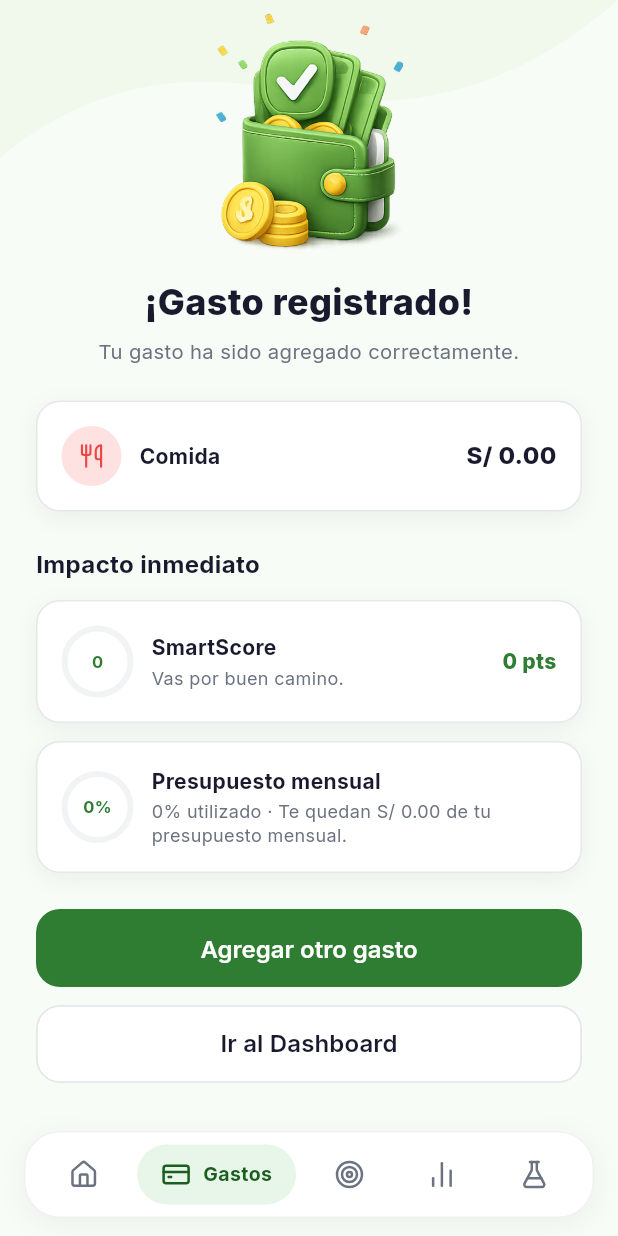
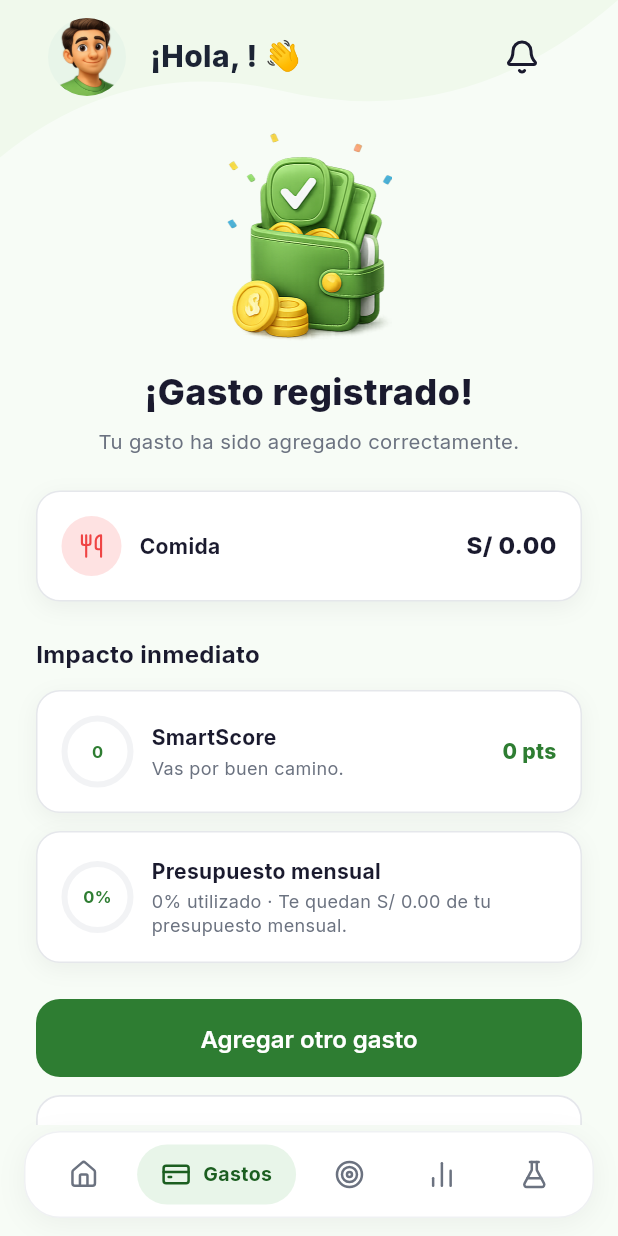
Before and after one commit to RobertoC1006/SmartBudget_Dise-odeproductosyservicios, a Flutter app: the ExpenseSuccessScreen screen opened directly with empty values, on a phone screen of 412 x 824 dp. Run offline on Flutter 3.47's test engine with Material 3 defaults, Android fonts, the phone set to English and light mode, and no system bars; drawn by our look-alikes of flutter_animate; our stand-ins replace confetti, dio, fl_chart, go_router, google_fonts, image_picker and 2 more; accounts and stored records are empty; network calls fail.

Commit message:
Rediseño pantalla de éxito

```diff
--- a/smartbudget_flutter/lib/presentation/screens/expenses/expense_success_screen.dart
+++ b/smartbudget_flutter/lib/presentation/screens/expenses/expense_success_screen.dart
@@ -14,6 +14,7 @@ import '../../../core/theme/app_text_styles.dart';
 import '../../../data/models/expense_model.dart';
 import '../../../data/providers/budget_provider.dart';
 import '../../../data/services/expense_service.dart';
+import '../../widgets/app_header.dart';
 import '../../widgets/category_icon.dart';
 import '../../widgets/bottom_nav_bar.dart';
 import '../../widgets/header_background_painter.dart';
@@ -159,31 +160,47 @@ class _ExpenseSuccessScreenState extends State<ExpenseSuccessScreen> {
               const Positioned.fill(
                 child: CustomPaint(painter: HeaderBackgroundPainter()),
               ),
-              SingleChildScrollView(
+              // El contenido ocupa como mínimo todo el alto disponible:
+              // el Spacer previo a los CTA absorbe el sobrante, de modo
+              // que los botones quedan anclados a 20px del bottom nav.
+              LayoutBuilder(
+                builder: (context, viewport) {
+                  return SingleChildScrollView(
+                    child: ConstrainedBox(
+                      constraints: BoxConstraints(
+                        minHeight: viewport.maxHeight,
+                      ),
+                      child: IntrinsicHeight(
+                        child: Padding(
                           padding: const EdgeInsets.fromLTRB(
                             AppSpacing.lg,
-                  AppSpacing.sm,
+                            0,
                             AppSpacing.lg,
                             20,
                           ),
                           child: Column(
                             crossAxisAlignment: CrossAxisAlignment.stretch,
                             children: [
+                              const AppHeader(),
+
+                              const SizedBox(height: AppSpacing.sm),
+
                               Center(
                                 child:
                                     Image.asset(
                                           'assets/images/gasto_registrado.png',
-                                width: 170,
-                                height: 160,
+                                          width: 150,
+                                          height: 140,
                                           fit: BoxFit.contain,
-                                errorBuilder: (context, error, stackTrace) {
+                                          errorBuilder:
+                                              (context, error, stackTrace) {
                                             return const SizedBox(
-                                    width: 170,
-                                    height: 160,
+                                              width: 150,
+                                              height: 140,
                                               child: Icon(
                                                 LucideIcons.checkCircle2,
                                                 color: AppColors.primaryGreen,
-                                      size: 72,
+                                                size: 64,
                                               ),
                                             );
                                           },
@@ -222,7 +239,8 @@ class _ExpenseSuccessScreenState extends State<ExpenseSuccessScreen> {
 
                               const SizedBox(height: AppSpacing.lg),
 
-                    _buildSummaryCard().animateEntrance(delay: 200.ms),
+                              _buildSummaryCard()
+                                  .animateEntrance(delay: 200.ms),
 
                               const SizedBox(height: AppSpacing.lg),
 
@@ -235,13 +253,16 @@ class _ExpenseSuccessScreenState extends State<ExpenseSuccessScreen> {
 
                               const SizedBox(height: AppSpacing.sm + 4),
 
-                    _buildSmartScoreCard().animateEntrance(delay: 300.ms),
+                              _buildSmartScoreCard()
+                                  .animateEntrance(delay: 300.ms),
 
                               const SizedBox(height: 12),
 
-                    _buildBudgetCard().animateEntrance(delay: 350.ms),
+                              _buildBudgetCard()
+                                  .animateEntrance(delay: 350.ms),
 
                               const SizedBox(height: AppSpacing.lg),
+                              const Spacer(),
 
                               _buildPrimaryButton(
                                 label: 'Agregar otro gasto',
@@ -256,6 +277,11 @@ class _ExpenseSuccessScreenState extends State<ExpenseSuccessScreen> {
                               ).animateEntrance(delay: 450.ms),
                             ],
                           ),
+                        ),
+                      ),
+                    ),
+                  );
+                },
               ),
 
               // Emisores de confetti: dos cañones en las esquinas
```
Lines whose indentation alone changed are shown as unchanged.
